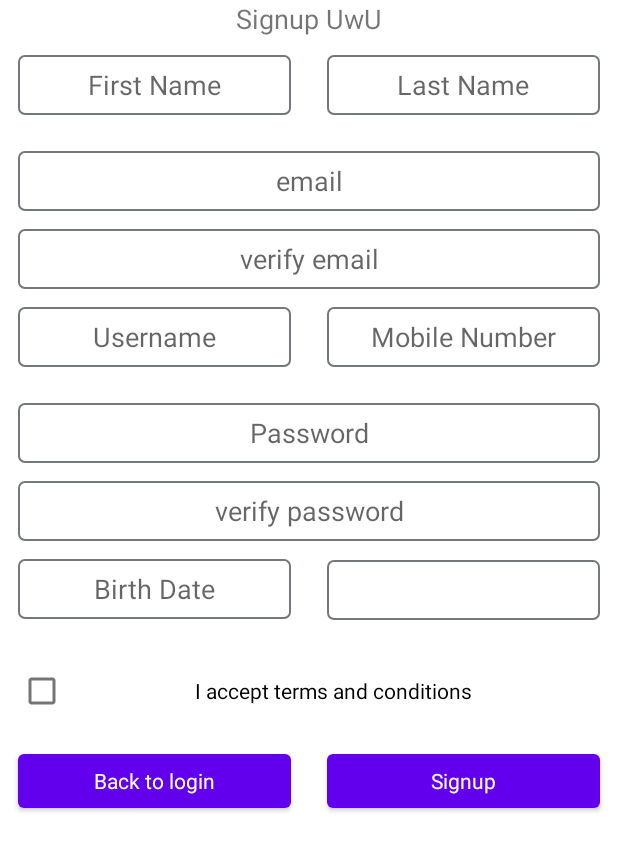
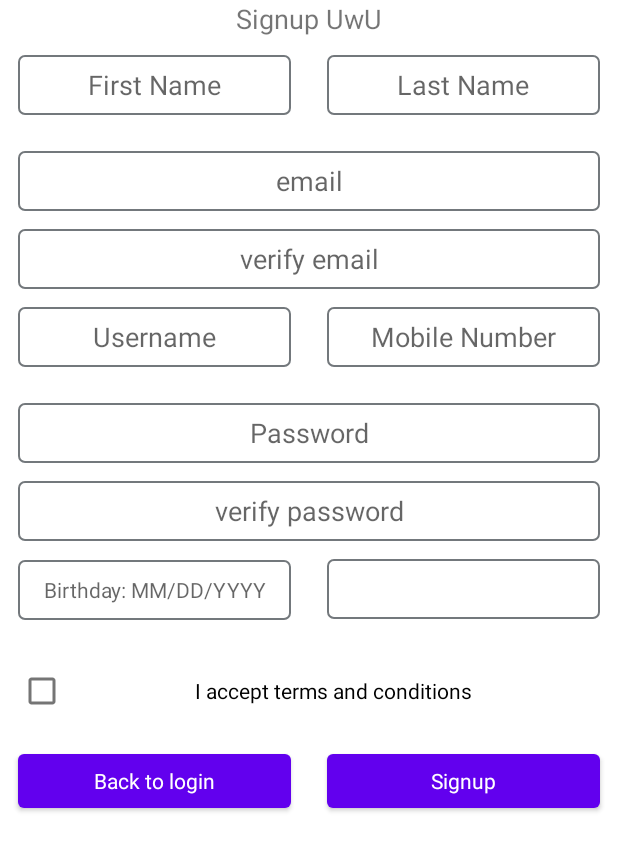
Before and after one commit to dasilvaca/Data-Structures-2020, an Android app: the signup screen opened directly, with no data from a screen before it, on a phone screen of 412 x 824 dp. Shown: the top 851 px of the screen. Run offline under Robolectric (Android 15) with nearby library versions, the light colour scheme and no system bars; our stand-ins replace Firebase (no records; nobody signed in at launch, a user with empty details on screens opened directly).

Commit message:
hice push

```diff
--- a/src/JanusApp/app/src/main/res/layout/activity_signup.xml
+++ b/src/JanusApp/app/src/main/res/layout/activity_signup.xml
@@ -129,9 +129,11 @@
                 android:layout_width="match_parent"
                 android:layout_margin="12dp"
                 android:layout_weight="1"
-                android:hint="Birth Date"
+                android:contextClickable="false"
+                android:hint="Birthday: MM/DD/YYYY"
                 android:inputType="date"
-                android:textAllCaps="false" />
+                android:textAllCaps="false"
+                android:textSize="14sp" />
 
             <Spinner
                 android:id="@+id/newUserGender"
```
Also changed, not shown: src/JanusApp/app/src/main/java/com/janus/janusapp/signup.java (+9 -23 lines).
